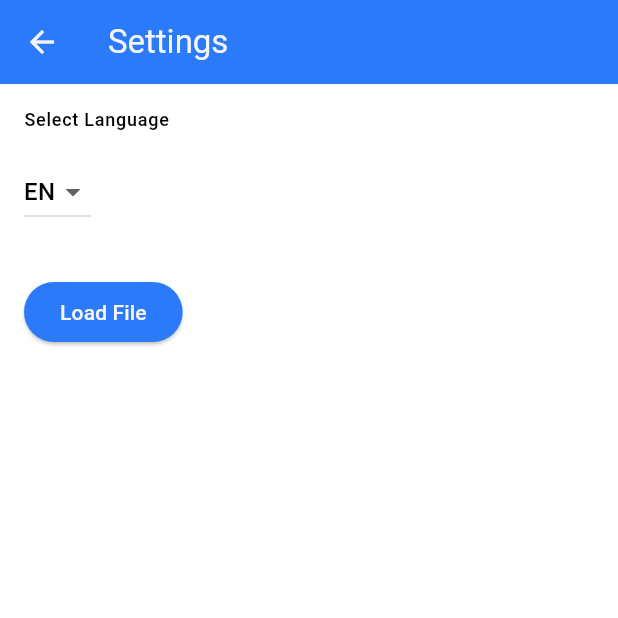
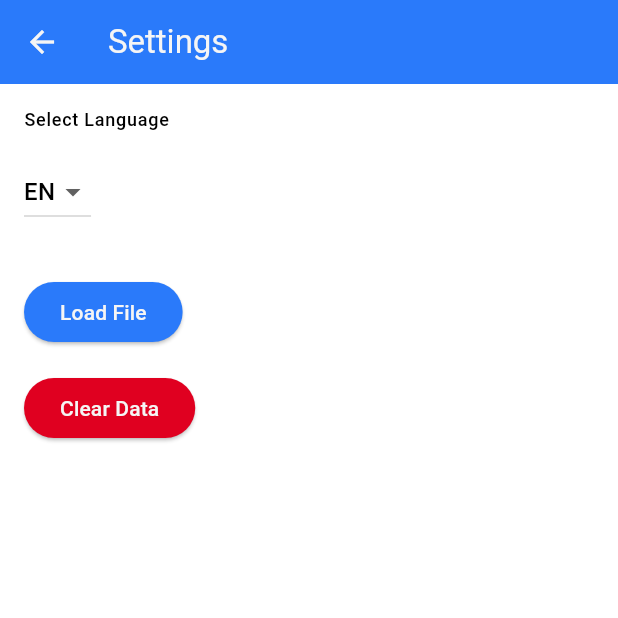
Before and after one commit to KilakOriginal/ticket_scanner, a Flutter app: the SettingsScreen screen opened directly, on a phone screen of 412 x 824 dp, the top half of it. Run offline on Flutter 3.47's test engine with Material 3 defaults, Android fonts, the phone set to English and light mode, and no system bars; our stand-ins replace file_picker, flutter_localization, shared_preferences; missing offline and left inert: mobile_scanner; accounts and stored records are empty.

Commit message:
Persistent data

```diff
--- a/lib/localisation/locales.dart
+++ b/lib/localisation/locales.dart
@@ -13,11 +13,16 @@ mixin LocaleData {
   static const String loadFile = 'loadFile';
   static const String cancel = 'cancel';
   static const String languageLabel = 'languageLabel';
+  static const String clearDataTitle = 'clearDataTitle';
+  static const String confirm = 'confirm';
 
   static const String loadFileSuccess = 'loadFileSuccess';
   static const String loadFileError = 'loadFileError';
   static const String validCode = 'validCode';
   static const String invalidCode = 'invalidCode';
+  static const String clearDataWarning = 'clearDataWarning';
+  static const String clearDataSuccess = 'clearDataSuccess';
+  static const String overwriteDataWarning = 'overwriteDataWarning';
 
   static const Map<String, dynamic> EN = {
     appTitle: 'Ticket Scanner',
@@ -26,10 +31,16 @@ mixin LocaleData {
     loadFile: 'Load File',
     cancel: 'Cancel',
     languageLabel: 'Select Language',
+    clearDataTitle: 'Clear Data',
+    confirm: 'Confirm',
     loadFileSuccess: 'Success! Loaded %a codes',
     loadFileError: 'Error loading file',
     validCode: 'Valid code!',
     invalidCode: 'Invalid code!',
+    clearDataWarning: 'Are you sure you want to clear all data?',
+    clearDataSuccess: 'Data cleared successfully!',
+    overwriteDataWarning:
+        'There is already data present in the app. If you proceed, the existing data will be overwritten. Are you sure you want to continue?',
   };
 
   static const Map<String, dynamic> DE = {
@@ -39,9 +50,15 @@ mixin LocaleData {
     loadFile: 'Datei laden',
     cancel: 'Abbrechen',
     languageLabel: 'Sprache auswählen',
+    clearDataTitle: 'Daten löschen',
+    confirm: 'Bestätigen',
     loadFileSuccess: 'Erfolg! %a Codes geladen',
     loadFileError: 'Fehler beim Laden der Datei',
     validCode: 'Gültiger Code!',
     invalidCode: 'Ungültiger Code!',
+    clearDataWarning: 'Sind Sie sicher, dass Sie alle Daten löschen möchten?',
+    clearDataSuccess: 'Daten erfolgreich gelöscht!',
+    overwriteDataWarning:
+        'Es sind bereits Daten in der App vorhanden. Wenn Sie fortfahren, werden die vorhandenen Daten überschrieben. Sind Sie sicher, dass Sie fortfahren möchten?',
   };
 }
--- a/lib/main.dart
+++ b/lib/main.dart
@@ -2,12 +2,14 @@ import 'package:flutter/material.dart';
 import 'package:flutter_localization/flutter_localization.dart';
 import 'package:ticket_scanner/localisation/locales.dart';
 import 'package:ticket_scanner/utils/constants.dart';
+import 'package:ticket_scanner/utils/global_data.dart';
 import 'screens/home_screen.dart';
 
 void main() async {
   WidgetsFlutterBinding.ensureInitialized();
 
   await FlutterLocalization.instance.ensureInitialized();
+  await GlobalData.instance.loadCodes();
 
   runApp(const TicketScannerApp());
 }
--- a/lib/screens/home_screen.dart
+++ b/lib/screens/home_screen.dart
@@ -17,7 +17,7 @@ class _HomeScreenState extends State<HomeScreen> {
   bool _isProcessing = false;
   String? _scannedCode;
 
-  void _handleCodeVerification() {
+  void _handleCodeVerification() async {
     if (_isProcessing || _scannedCode == null) return;
 
     setState(() {
@@ -30,6 +30,7 @@ class _HomeScreenState extends State<HomeScreen> {
 
     if (GlobalData.instance.codes.contains(code)) {
       GlobalData.instance.codes.remove(code);
+      await GlobalData.instance.saveCodes(); // Save updated codes
 
       if (mounted) {
         ScaffoldMessenger.of(context).showSnackBar(
@@ -116,7 +117,7 @@ class _HomeScreenState extends State<HomeScreen> {
             },
           ),
           Positioned(
-            bottom: 60.0,
+            bottom: 100.0,
             left: 16.0,
             right: 16.0,
             child: ElevatedButton(
--- a/pubspec.yaml
+++ b/pubspec.yaml
@@ -34,6 +34,7 @@ dependencies:
   path_provider: ^2.1.5
   file_picker: ^10.0.0
   mobile_scanner: ^6.0.7
+  shared_preferences: ^2.5.3
 
   # The following adds the Cupertino Icons font to your application.
   # Use with the CupertinoIcons class for iOS style icons.
```
Also changed, not shown: lib/screens/settings_screen.dart (+84 -6 lines), lib/utils/global_data.dart (+27 -0 lines), pubspec.lock.
